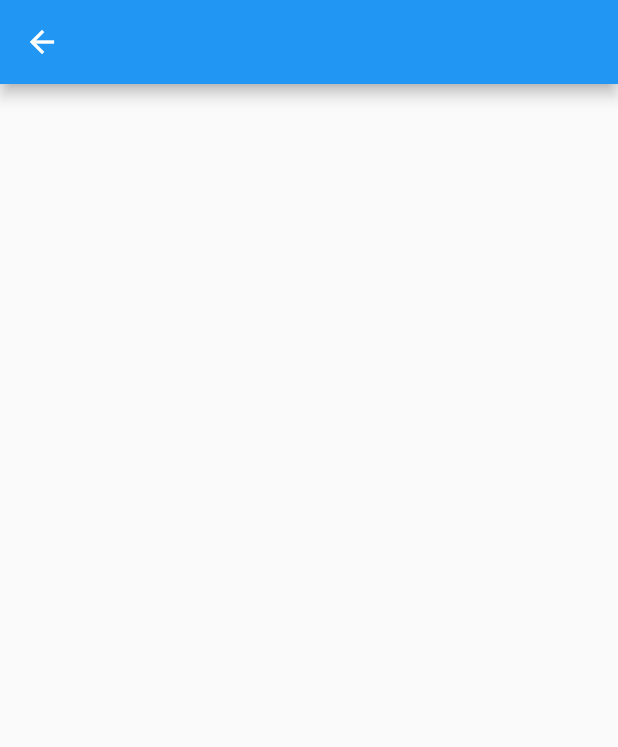
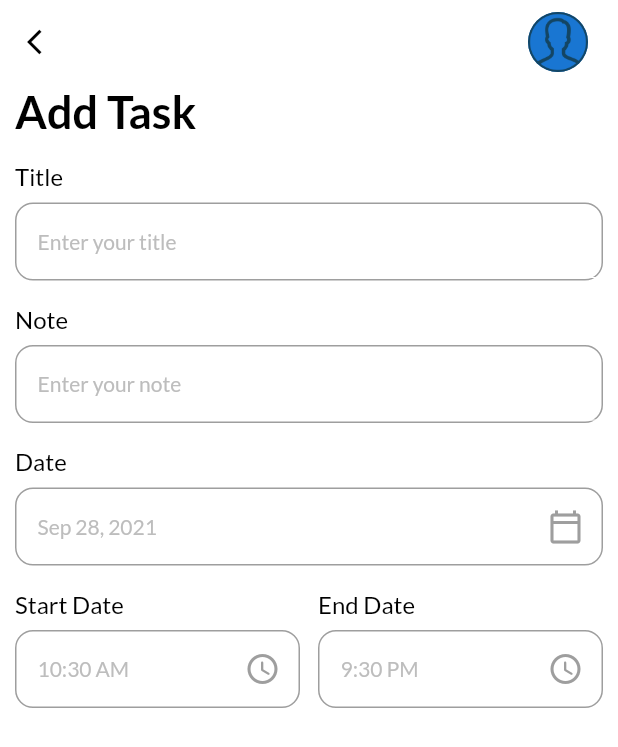
Before and after one commit to flutterkage2k/getx_expense, a Flutter app: the AddTaskPage screen opened directly, on a phone screen of 412 x 824 dp. Shown: the top 747 px of the screen. Run offline on Flutter 3.47's test engine with Material 2 defaults, Android fonts, the light colour scheme and no system bars; our stand-ins replace date_picker_timeline, flutter_local_notifications, get, get_storage, google_fonts, timezone; accounts and stored records are empty.

Commit message:
add task complete setTime line Wow!

```diff
--- a/analysis_options.yaml
+++ b/analysis_options.yaml
@@ -24,6 +24,6 @@
   rules:
     # avoid_print: false  # Uncomment to disable the `avoid_print` rule
     # prefer_single_quotes: true  # Uncomment to enable the `prefer_single_quotes` rule
-
+    prefer_const_constructors : false
 # Additional information about this file can be found at
 # https://dart.dev/guides/language/analysis-options
--- a/lib/services/notification_services.dart
+++ b/lib/services/notification_services.dart
@@ -1,3 +1,5 @@
+// ignore_for_file: avoid_print, duplicate_ignore, unnecessary_new
+
 import 'package:flutter_local_notifications/flutter_local_notifications.dart';
 import 'package:get/get.dart';
 import 'package:flutter/material.dart';
@@ -29,12 +31,16 @@
         onSelectNotification: selectNotification);
   }
 
+  // ignore: duplicate_ignore
   displayNotification({required String title, required String body}) async {
+    // ignore: avoid_print
     print("doing test");
+    // ignore: unnecessary_new
     var androidPlatformChannelSpecifics = new AndroidNotificationDetails(
         'your channel id', 'your channel name', 'your channel description',
         importance: Importance.max, priority: Priority.high);
     var iOSPlatformChannelSpecifics = new IOSNotificationDetails();
+    // ignore: unnecessary_new
     var platformChannelSpecifics = new NotificationDetails(
         android: androidPlatformChannelSpecifics,
         iOS: iOSPlatformChannelSpecifics);
--- a/lib/ui/add_task_bar.dart
+++ b/lib/ui/add_task_bar.dart
@@ -1,13 +1,164 @@
 import 'package:flutter/material.dart';
+import 'package:get/get.dart';
+import 'package:getx_expense/ui/theme.dart';
+import 'package:getx_expense/ui/widgets/input_field.dart';
+import 'package:intl/intl.dart';
 
-class AddTaskPage extends StatelessWidget {
+class AddTaskPage extends StatefulWidget {
   const AddTaskPage({Key? key}) : super(key: key);
 
   @override
+  State<AddTaskPage> createState() => _AddTaskPageState();
+}
+
+class _AddTaskPageState extends State<AddTaskPage> {
+  DateTime? _selectedDate = DateTime.now();
+
+  String _endTime = "9:30 PM";
+  String _startTime = DateFormat("hh:mm a").format(DateTime.now()).toString();
+
+  @override
   Widget build(BuildContext context) {
-    return Scaffold(
-      appBar: AppBar(),
-      body: Container(),
+    return WillPopScope(
+      onWillPop: () async => false,
+      child: Scaffold(
+        backgroundColor: context.theme.backgroundColor,
+        appBar: _appBar(context),
+        body: Container(
+          padding: EdgeInsets.only(left: 10, right: 10),
+          child: SingleChildScrollView(
+              child: Column(
+            crossAxisAlignment: CrossAxisAlignment.start,
+            children: [
+              Text(
+                "Add Task",
+                style: headingStyle,
+              ),
+              MyInputField(title: 'Title', hint: 'Enter your title'),
+              MyInputField(title: 'Note', hint: 'Enter your note'),
+              MyInputField(
+                title: 'Date',
+                hint: DateFormat.yMMMd().format(_selectedDate!),
+                widget: IconButton(
+                  icon: Icon(
+                    Icons.calendar_today_outlined,
+                    color: Colors.grey,
+                  ),
+                  onPressed: () {
+                    _getDateFromUser();
+                  },
+                ),
+              ),
+              Row(
+                children: [
+                  Expanded(
+                    child: MyInputField(
+                      title: "Start Date",
+                      hint: _startTime,
+                      widget: IconButton(
+                        icon: Icon(
+                          Icons.access_time_rounded,
+                          color: Colors.grey,
+                        ),
+                        onPressed: () {
+                          _getTimeFromUser(isStartTime: true);
+                        },
+                      ),
+                    ),
+                  ),
+                  SizedBox(
+                    width: 12,
+                  ),
+                  Expanded(
+                    child: MyInputField(
+                      title: "End Date",
+                      hint: _endTime,
+                      widget: IconButton(
+                        icon: Icon(
+                          Icons.access_time_rounded,
+                          color: Colors.grey,
+                        ),
+                        onPressed: () {
+                          _getTimeFromUser(isStartTime: false);
+                        },
+                      ),
+                    ),
+                  )
+                ],
+              )
+            ],
+          )),
+        ),
+      ),
     );
   }
+
+  _appBar(BuildContext context) {
+    return AppBar(
+      elevation: 0,
+      backgroundColor: context.theme.backgroundColor,
+      leading: GestureDetector(
+        onTap: () {
+          Get.back();
+        },
+        child: Icon(
+          Icons.arrow_back_ios,
+          size: 20,
+          color: Get.isDarkMode ? Colors.white : Colors.black,
+        ),
+      ),
+      actions: const [
+        CircleAvatar(
+          backgroundImage: AssetImage("images/profile.png"),
+        ),
+        SizedBox(
+          width: 20,
+        )
+      ],
+    );
+  }
+
+  _getDateFromUser() async {
+    DateTime? _pickerDate = await showDatePicker(
+      context: context,
+      initialDate: DateTime.now(),
+      firstDate: DateTime(2021),
+      lastDate: DateTime(2100),
+    );
+    if (_pickerDate != null) {
+      setState(() {
+        _selectedDate = _pickerDate;
+      });
+    } else {
+      Get.snackbar('Error', "it's null or something is wrong",
+          snackPosition: SnackPosition.TOP);
+    }
+  }
+
+  _getTimeFromUser({required bool isStartTime}) async {
+    var pickedTime = await _showTimePicker();
+    String _formatedTime = pickedTime.format(context);
+    if (pickedTime == null) {
+      Get.snackbar('Error', 'Time canceled', snackPosition: SnackPosition.TOP);
+    } else if (isStartTime == true) {
+      setState(() {
+        _startTime = _formatedTime;
+      });
+    } else if (isStartTime == false) {
+      setState(() {
+        _endTime = _formatedTime;
+      });
+    }
+  }
+
+  _showTimePicker() {
+    return showTimePicker(
+        initialEntryMode: TimePickerEntryMode.input,
+        context: context,
+        initialTime: TimeOfDay(
+          //_startTime -->
+          hour: int.parse(_startTime.split(":")[0]),
+          minute: int.parse(_startTime.split(":")[1].split(" ")[0]),
+        ));
+  }
 }
--- a/lib/ui/home_page.dart
+++ b/lib/ui/home_page.dart
@@ -1,8 +1,11 @@
+// ignore_for_file: unused_field
+
 import 'package:date_picker_timeline/date_picker_widget.dart';
 import 'package:flutter/material.dart';
 import 'package:get/get.dart';
 import 'package:getx_expense/services/notification_services.dart';
 import 'package:getx_expense/services/theme_serivces.dart';
+import 'package:getx_expense/ui/add_task_bar.dart';
 import 'package:getx_expense/ui/theme.dart';
 import 'package:getx_expense/ui/widgets/button.dart';
 import 'package:google_fonts/google_fonts.dart';
@@ -18,6 +21,7 @@
 class _HomePageState extends State<HomePage> {
   DateTime _selectedDate = DateTime.now();
 
+  // ignore: prefer_typing_uninitialized_variables
   var notifyHelper;
 
   @override
@@ -43,7 +47,7 @@
 
   _addDateBar() {
     return Container(
-      margin: const EdgeInsets.only(top: 20, left: 20),
+      margin: const EdgeInsets.only(top: 20, left: 10),
       child: DatePicker(
         DateTime.now(),
         height: 100,
@@ -81,7 +85,7 @@
 
   _addTaskBar() {
     return Container(
-      margin: const EdgeInsets.only(left: 20, right: 20, top: 10),
+      margin: const EdgeInsets.only(left: 10, right: 10, top: 10),
       child: Row(
         mainAxisAlignment: MainAxisAlignment.spaceBetween,
         children: [
@@ -101,7 +105,8 @@
               )
             ],
           ),
-          MyButton(label: "+ Add Task", onTap: () {})
+          MyButton(
+              label: "+ Add Task", onTap: () => Get.to(() => AddTaskPage()))
         ],
       ),
     );
@@ -128,7 +133,7 @@
           color: Get.isDarkMode ? Colors.white : Colors.black,
         ),
       ),
-      actions: [
+      actions: const [
         CircleAvatar(
           backgroundImage: AssetImage("images/profile.png"),
         ),
--- a/lib/ui/theme.dart
+++ b/lib/ui/theme.dart
@@ -40,3 +40,21 @@
         color: Get.isDarkMode ? Colors.white : Colors.black),
   );
 }
+
+TextStyle get titleStyle {
+  return GoogleFonts.lato(
+    textStyle: TextStyle(
+        fontSize: 16,
+        fontWeight: FontWeight.w400,
+        color: Get.isDarkMode ? Colors.white : Colors.black),
+  );
+}
+
+TextStyle get subTitleStyle {
+  return GoogleFonts.lato(
+    textStyle: TextStyle(
+        fontSize: 14,
+        fontWeight: FontWeight.w400,
+        color: Get.isDarkMode ? Colors.grey[100] : Colors.grey[400]),
+  );
+}
--- /dev/null
+++ b/lib/ui/widgets/input_field.dart
@@ -0,0 +1,73 @@
+import 'package:flutter/material.dart';
+import 'package:get/get.dart';
+import 'package:getx_expense/ui/theme.dart';
+
+class MyInputField extends StatelessWidget {
+  const MyInputField(
+      {Key? key,
+      required this.hint,
+      required this.title,
+      this.controller,
+      this.widget})
+      : super(key: key);
+
+  final String title;
+  final String hint;
+  final TextEditingController? controller;
+  final Widget? widget;
+
+  @override
+  Widget build(BuildContext context) {
+    return Container(
+      margin: EdgeInsets.only(top: 16),
+      child: Column(
+        crossAxisAlignment: CrossAxisAlignment.start,
+        children: [
+          Text(
+            title,
+            style: titleStyle,
+          ),
+          Container(
+            height: 52,
+            margin: EdgeInsets.only(top: 8.0),
+            padding: EdgeInsets.only(left: 14),
+            decoration: BoxDecoration(
+                border: Border.all(
+                  color: Colors.grey,
+                  width: 1.0,
+                ),
+                borderRadius: BorderRadius.circular(12)),
+            child: Row(
+              children: [
+                Expanded(
+                  child: TextFormField(
+                    readOnly: widget == null ? false : true,
+                    autofocus: false,
+                    cursorColor:
+                        Get.isDarkMode ? Colors.grey[100] : Colors.grey[700],
+                    controller: controller,
+                    style: subTitleStyle,
+                    decoration: InputDecoration(
+                        hintText: hint,
+                        hintStyle: subTitleStyle,
+                        focusedBorder: UnderlineInputBorder(
+                          borderSide: BorderSide(
+                            color: context.theme.backgroundColor,
+                            width: 0,
+                          ),
+                        ),
+                        enabledBorder: UnderlineInputBorder(
+                            borderSide: BorderSide(
+                                color: context.theme.backgroundColor,
+                                width: 0))),
+                  ),
+                ),
+                widget == null ? Container() : Container(child: widget)
+              ],
+            ),
+          )
+        ],
+      ),
+    );
+  }
+}
```
Also changed, not shown: 3 other files.
